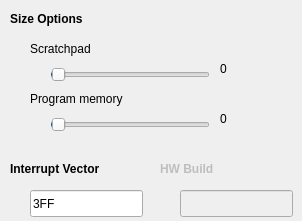
The window that IDE/GUI/dialogs/projectcfg/projectcfg_memory.ui (AbyssAbbeba/MDS-picoblaze-AVR-ide) describes before a commit, drawn with Qt 5.
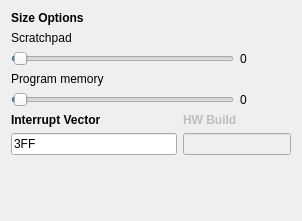
The same window after the commit.

```diff
--- a/IDE/GUI/dialogs/projectcfg/projectcfg_memory.ui
+++ b/IDE/GUI/dialogs/projectcfg/projectcfg_memory.ui
@@ -13,28 +13,60 @@
   <property name="windowTitle">
    <string>Form</string>
   </property>
+  <layout class="QGridLayout" name="gridLayout">
+   <item row="6" column="1" colspan="2">
+    <widget class="QLineEdit" name="leHWBuild">
+     <property name="enabled">
+      <bool>false</bool>
+     </property>
+    </widget>
+   </item>
+   <item row="6" column="0">
+    <widget class="QLineEdit" name="leIntVector">
+     <property name="text">
+      <string>3FF</string>
+     </property>
+    </widget>
+   </item>
+   <item row="5" column="1" colspan="2">
+    <widget class="QLabel" name="lblHWBuild">
+     <property name="enabled">
+      <bool>false</bool>
+     </property>
+     <property name="font">
+      <font>
+       <weight>75</weight>
+       <bold>true</bold>
+      </font>
+     </property>
+     <property name="text">
+      <string>HW Build</string>
+     </property>
+    </widget>
+   </item>
+   <item row="1" column="0">
+    <widget class="QLabel" name="label_7">
+     <property name="text">
+      <string>Scratchpad</string>
+     </property>
+    </widget>
+   </item>
+   <item row="3" column="0">
+    <widget class="QLabel" name="label_8">
+     <property name="text">
+      <string>Program memory</string>
+     </property>
+    </widget>
+   </item>
+   <item row="4" column="2">
   <widget class="QLabel" name="lblProgMem">
-   <property name="geometry">
-    <rect>
-     <x>220</x>
-     <y>110</y>
-     <width>66</width>
-     <height>17</height>
-    </rect>
-   </property>
    <property name="text">
     <string>0</string>
    </property>
   </widget>
+   </item>
+   <item row="4" column="0" colspan="2">
   <widget class="QSlider" name="sldProgMem">
-   <property name="geometry">
-    <rect>
-     <x>50</x>
-     <y>110</y>
-     <width>160</width>
-     <height>29</height>
-    </rect>
-   </property>
    <property name="minimum">
     <number>-1</number>
    </property>
@@ -45,41 +77,16 @@
     <enum>Qt::Horizontal</enum>
    </property>
   </widget>
-  <widget class="QLabel" name="label_7">
-   <property name="geometry">
-    <rect>
-     <x>30</x>
-     <y>40</y>
-     <width>81</width>
-     <height>17</height>
-    </rect>
-   </property>
-   <property name="text">
-    <string>Scratchpad</string>
-   </property>
-  </widget>
+   </item>
+   <item row="2" column="2">
   <widget class="QLabel" name="lblScratchpad">
-   <property name="geometry">
-    <rect>
-     <x>220</x>
-     <y>60</y>
-     <width>66</width>
-     <height>17</height>
-    </rect>
-   </property>
    <property name="text">
     <string>0</string>
    </property>
   </widget>
+   </item>
+   <item row="2" column="0" colspan="2">
   <widget class="QSlider" name="sldScratchpad">
-   <property name="geometry">
-    <rect>
-     <x>50</x>
-     <y>60</y>
-     <width>160</width>
-     <height>29</height>
-    </rect>
-   </property>
    <property name="minimum">
     <number>-1</number>
    </property>
@@ -87,47 +94,9 @@
     <enum>Qt::Horizontal</enum>
    </property>
   </widget>
-  <widget class="QLabel" name="label_6">
-   <property name="geometry">
-    <rect>
-     <x>10</x>
-     <y>10</y>
-     <width>91</width>
-     <height>17</height>
-    </rect>
-   </property>
-   <property name="font">
-    <font>
-     <weight>75</weight>
-     <bold>true</bold>
-    </font>
-   </property>
-   <property name="text">
-    <string>Size Options</string>
-   </property>
-  </widget>
-  <widget class="QLabel" name="label_8">
-   <property name="geometry">
-    <rect>
-     <x>30</x>
-     <y>90</y>
-     <width>121</width>
-     <height>17</height>
-    </rect>
-   </property>
-   <property name="text">
-    <string>Program memory</string>
-   </property>
-  </widget>
+   </item>
+   <item row="5" column="0">
   <widget class="QLabel" name="label_5">
-   <property name="geometry">
-    <rect>
-     <x>10</x>
-     <y>160</y>
-     <width>131</width>
-     <height>17</height>
-    </rect>
-   </property>
    <property name="font">
     <font>
      <weight>75</weight>
@@ -138,44 +107,9 @@
     <string>Interrupt Vector</string>
    </property>
   </widget>
-  <widget class="QLineEdit" name="leHWBuild">
-   <property name="enabled">
-    <bool>false</bool>
-   </property>
-   <property name="geometry">
-    <rect>
-     <x>180</x>
-     <y>190</y>
-     <width>113</width>
-     <height>27</height>
-    </rect>
-   </property>
-  </widget>
-  <widget class="QLineEdit" name="leIntVector">
-   <property name="geometry">
-    <rect>
-     <x>30</x>
-     <y>190</y>
-     <width>113</width>
-     <height>27</height>
-    </rect>
-   </property>
-   <property name="text">
-    <string>3FF</string>
-   </property>
-  </widget>
-  <widget class="QLabel" name="lblHWBuild">
-   <property name="enabled">
-    <bool>false</bool>
-   </property>
-   <property name="geometry">
-    <rect>
-     <x>160</x>
-     <y>160</y>
-     <width>66</width>
-     <height>17</height>
-    </rect>
-   </property>
+   </item>
+   <item row="0" column="0">
+    <widget class="QLabel" name="label_6">
    <property name="font">
     <font>
      <weight>75</weight>
@@ -183,9 +117,24 @@
     </font>
    </property>
    <property name="text">
-    <string>HW Build</string>
-   </property>
-  </widget>
+      <string>Size Options</string>
+     </property>
+    </widget>
+   </item>
+   <item row="7" column="0" colspan="2">
+    <spacer name="verticalSpacer">
+     <property name="orientation">
+      <enum>Qt::Vertical</enum>
+     </property>
+     <property name="sizeHint" stdset="0">
+      <size>
+       <width>20</width>
+       <height>40</height>
+      </size>
+     </property>
+    </spacer>
+   </item>
+  </layout>
  </widget>
  <resources/>
  <connections/>
```
Lines whose indentation alone changed are shown as unchanged.
